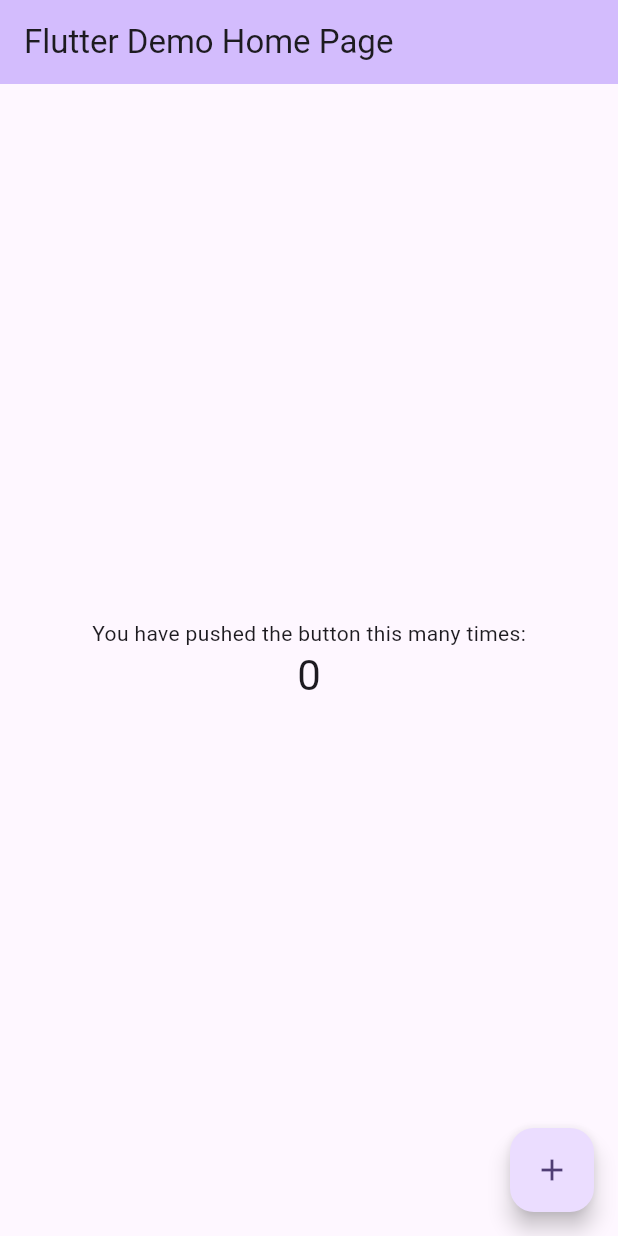
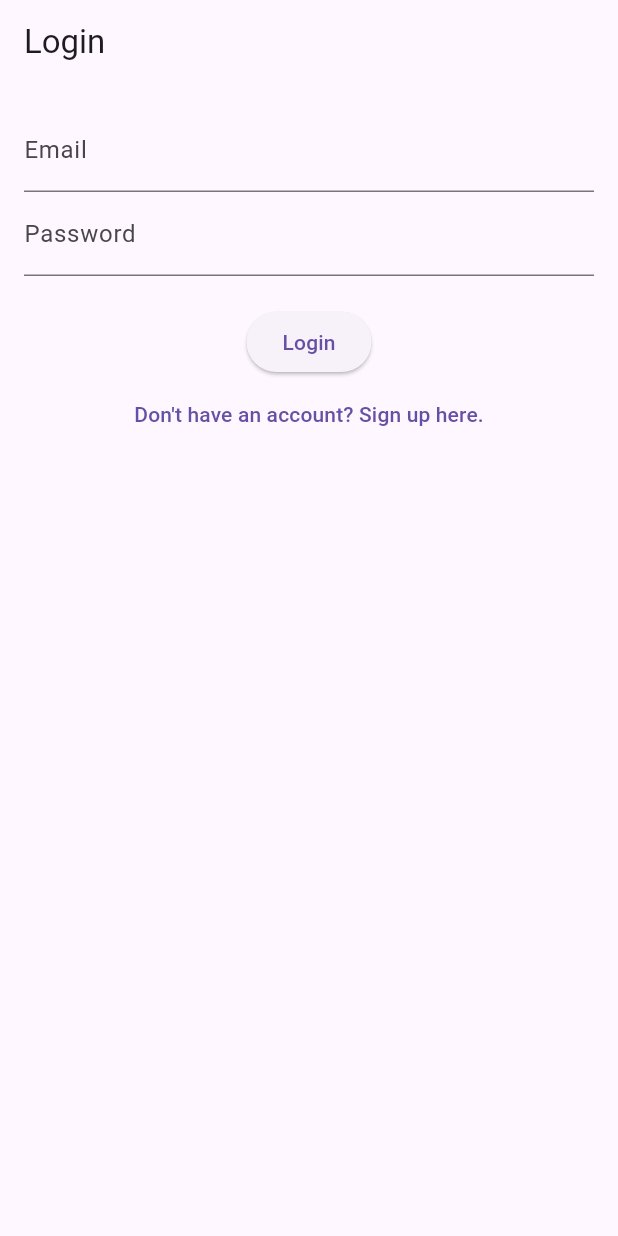
Before and after one commit to knjain1995/kidschaupaltrustedcarpool, a Flutter app: the screen it shows after launch, on a phone screen of 412 x 824 dp. Run offline on Flutter 3.47's test engine with Material 3 defaults, Android fonts, the phone set to English and light mode, and no system bars; our stand-ins replace firebase_auth, firebase_core; accounts and stored records are empty.

Commit message:
configured firebase, added auth service, login screen and configured main

```diff
--- a/kidschaupaltrustedcarpool/lib/main.dart
+++ b/kidschaupaltrustedcarpool/lib/main.dart
@@ -1,125 +1,30 @@
-import 'package:flutter/material.dart';
+// Importing the necessary Flutter and Firebase packages
+import 'package:flutter/material.dart'; // Flutter UI toolkit
+import 'package:firebase_core/firebase_core.dart';
+import 'package:kidschaupaltrustedcarpool/screens/login_screen.dart'; // For Firebase initialization
 
-void main() {
-  runApp(const MyApp());
+// The main function is the entry point of the Flutter application.
+// 'async' allows the use of 'await' for asynchronous operations.
+void main() async {
+  WidgetsFlutterBinding.ensureInitialized(); // Ensures all widgets are initialized before Firebase
+  await Firebase.initializeApp(); // Initializes Firebase for the entire app
+  runApp(const MyApp()); // Runs the MyApp widget, which is the root of the app
 }
 
+// The MyApp widget sets up the main configurations for the application, like theme and home screen.
 class MyApp extends StatelessWidget {
-  const MyApp({super.key});
+  const MyApp({super.key}); // Constructor
 
-  // This widget is the root of your application.
   @override
   Widget build(BuildContext context) {
+    // MaterialApp provides material design elements.
     return MaterialApp(
-      title: 'Flutter Demo',
+      title: 'KidsChaupal Trusted Carpool', // Title of the app
+      debugShowCheckedModeBanner: false, // Hides the debug banner
       theme: ThemeData(
-        // This is the theme of your application.
-        //
-        // TRY THIS: Try running your application with "flutter run". You'll see
-        // the application has a purple toolbar. Then, without quitting the app,
-        // try changing the seedColor in the colorScheme below to Colors.green
-        // and then invoke "hot reload" (save your changes or press the "hot
-        // reload" button in a Flutter-supported IDE, or press "r" if you used
-        // the command line to start the app).
-        //
-        // Notice that the counter didn't reset back to zero; the application
-        // state is not lost during the reload. To reset the state, use hot
-        // restart instead.
-        //
-        // This works for code too, not just values: Most code changes can be
-        // tested with just a hot reload.
-        colorScheme: ColorScheme.fromSeed(seedColor: Colors.deepPurple),
-        useMaterial3: true,
+        primarySwatch: Colors.blue, // Sets the primary theme color
       ),
-      home: const MyHomePage(title: 'Flutter Demo Home Page'),
+      home: const LoginScreen(), // The first screen shown when the app starts (Login Screen)
     );
   }
 }
-
-class MyHomePage extends StatefulWidget {
-  const MyHomePage({super.key, required this.title});
-
-  // This widget is the home page of your application. It is stateful, meaning
-  // that it has a State object (defined below) that contains fields that affect
-  // how it looks.
-
-  // This class is the configuration for the state. It holds the values (in this
-  // case the title) provided by the parent (in this case the App widget) and
-  // used by the build method of the State. Fields in a Widget subclass are
-  // always marked "final".
-
-  final String title;
-
-  @override
-  State<MyHomePage> createState() => _MyHomePageState();
-}
-
-class _MyHomePageState extends State<MyHomePage> {
-  int _counter = 0;
-
-  void _incrementCounter() {
-    setState(() {
-      // This call to setState tells the Flutter framework that something has
-      // changed in this State, which causes it to rerun the build method below
-      // so that the display can reflect the updated values. If we changed
-      // _counter without calling setState(), then the build method would not be
-      // called again, and so nothing would appear to happen.
-      _counter++;
-    });
-  }
-
-  @override
-  Widget build(BuildContext context) {
-    // This method is rerun every time setState is called, for instance as done
-    // by the _incrementCounter method above.
-    //
-    // The Flutter framework has been optimized to make rerunning build methods
-    // fast, so that you can just rebuild anything that needs updating rather
-    // than having to individually change instances of widgets.
-    return Scaffold(
-      appBar: AppBar(
-        // TRY THIS: Try changing the color here to a specific color (to
-        // Colors.amber, perhaps?) and trigger a hot reload to see the AppBar
-        // change color while the other colors stay the same.
-        backgroundColor: Theme.of(context).colorScheme.inversePrimary,
-        // Here we take the value from the MyHomePage object that was created by
-        // the App.build method, and use it to set our appbar title.
-        title: Text(widget.title),
-      ),
-      body: Center(
-        // Center is a layout widget. It takes a single child and positions it
-        // in the middle of the parent.
-        child: Column(
-          // Column is also a layout widget. It takes a list of children and
-          // arranges them vertically. By default, it sizes itself to fit its
-          // children horizontally, and tries to be as tall as its parent.
-          //
-          // Column has various properties to control how it sizes itself and
-          // how it positions its children. Here we use mainAxisAlignment to
-          // center the children vertically; the main axis here is the vertical
-          // axis because Columns are vertical (the cross axis would be
-          // horizontal).
-          //
-          // TRY THIS: Invoke "debug painting" (choose the "Toggle Debug Paint"
-          // action in the IDE, or press "p" in the console), to see the
-          // wireframe for each widget.
-          mainAxisAlignment: MainAxisAlignment.center,
-          children: <Widget>[
-            const Text(
-              'You have pushed the button this many times:',
-            ),
-            Text(
-              '$_counter',
-              style: Theme.of(context).textTheme.headlineMedium,
-            ),
-          ],
-        ),
-      ),
-      floatingActionButton: FloatingActionButton(
-        onPressed: _incrementCounter,
-        tooltip: 'Increment',
-        child: const Icon(Icons.add),
-      ), // This trailing comma makes auto-formatting nicer for build methods.
-    );
-  }
-}
--- /dev/null
+++ b/kidschaupaltrustedcarpool/lib/screens/login_screen.dart
@@ -0,0 +1,83 @@
+// Importing Flutter's material design library
+import 'package:flutter/material.dart';
+import '../../services/auth_service.dart'; // Importing AuthService for authentication methods
+
+// LoginScreen is a StatefulWidget because user input fields need state management
+class LoginScreen extends StatefulWidget {
+  const LoginScreen({Key? key}) : super(key: key);
+
+  @override
+  State<LoginScreen> createState() => _LoginScreenState();
+}
+
+// State class for LoginScreen
+class _LoginScreenState extends State<LoginScreen> {
+  // Controllers to capture user input from TextFields
+  final TextEditingController _emailController = TextEditingController();
+  final TextEditingController _passwordController = TextEditingController();
+
+  // Creating an instance of AuthService to use signIn functionality
+  final AuthService _authService = AuthService();
+
+  // Function to handle the login process
+  void _login() async {
+    // Retrieving user input and removing whitespace
+    final email = _emailController.text.trim();
+    final password = _passwordController.text.trim();
+
+    // Calling signIn from AuthService
+    final user = await _authService.signIn(email, password);
+    if (user != null) {
+      // If login is successful, navigate to HomeScreen
+      Navigator.pushReplacement(
+        context,
+        MaterialPageRoute(builder: (context) => const HomeScreen()),
+      );
+    } else {
+      // If login fails, show an error message
+      ScaffoldMessenger.of(context).showSnackBar(
+        const SnackBar(content: Text('Login failed. Please try again.')),
+      );
+    }
+  }
+
+  @override
+  Widget build(BuildContext context) {
+    // Building the UI of the login screen
+    return Scaffold(
+      appBar: AppBar(title: const Text('Login')), // App bar with title
+      body: Padding(
+        padding: const EdgeInsets.all(16.0), // Padding around the body
+        child: Column(
+          children: [
+            // TextField for email input
+            TextField(
+              controller: _emailController,
+              decoration: const InputDecoration(labelText: 'Email'),
+            ),
+            // TextField for password input with obscured text
+            TextField(
+              controller: _passwordController,
+              decoration: const InputDecoration(labelText: 'Password'),
+              obscureText: true,
+            ),
+            const SizedBox(height: 20), // Adds spacing between elements
+            // Button to trigger the login process
+            ElevatedButton(
+              onPressed: _login, // Calls _login when pressed
+              child: const Text('Login'),
+            ),
+            // Navigation link to SignUpScreen if the user doesn't have an account
+            TextButton(
+              onPressed: () {
+                Navigator.push(context,
+                    MaterialPageRoute(builder: (_) => const SignUpScreen()));
+              },
+              child: const Text('Don\'t have an account? Sign up here.'),
+            ),
+          ],
+        ),
+      ),
+    );
+  }
+}
--- /dev/null
+++ b/kidschaupaltrustedcarpool/lib/services/auth_service.dart
@@ -0,0 +1,41 @@
+// Importing FirebaseAuth for authentication-related operations
+import 'package:firebase_auth/firebase_auth.dart';
+
+// AuthService class handles all Firebase Authentication functionalities
+class AuthService {
+  // Creating an instance of FirebaseAuth to access its methods
+  final FirebaseAuth _auth = FirebaseAuth.instance;
+
+  // Method to sign up users using email and password
+  Future<User?> signUp(String email, String password) async {
+    try {
+      // 'createUserWithEmailAndPassword' creates a new user in Firebase
+      UserCredential result = await _auth.createUserWithEmailAndPassword(
+          email: email, password: password);
+      return result.user; // Returns the User object on successful signup
+    } catch (e) {
+      // If an error occurs during signup, it will be printed here
+      print('Error signing up: $e');
+      return null; // Returns null if signup fails
+    }
+  }
+
+  // Method to sign in users using email and password
+  Future<User?> signIn(String email, String password) async {
+    try {
+      // 'signInWithEmailAndPassword' authenticates existing users
+      UserCredential result = await _auth.signInWithEmailAndPassword(
+          email: email, password: password);
+      return result.user; // Returns the User object on successful sign-in
+    } catch (e) {
+      // Handles errors like incorrect credentials
+      print('Error signing in: $e');
+      return null; // Returns null if sign-in fails
+    }
+  }
+
+  // Method to sign out the currently signed-in user
+  Future<void> signOut() async {
+    await _auth.signOut(); // Firebase method to sign out
+  }
+}
--- a/kidschaupaltrustedcarpool/pubspec.yaml
+++ b/kidschaupaltrustedcarpool/pubspec.yaml
@@ -38,6 +38,9 @@ dependencies:
 dev_dependencies:
   flutter_test:
     sdk: flutter
+
+  firebase_core: ^2.24.0
+  firebase_auth: ^4.4.0
 
   # The "flutter_lints" package below contains a set of recommended lints to
   # encourage good coding practices. The lint set provided by the package is
```
Also changed, not shown: kidschaupaltrustedcarpool/firebase.json (added), 7 other files.
